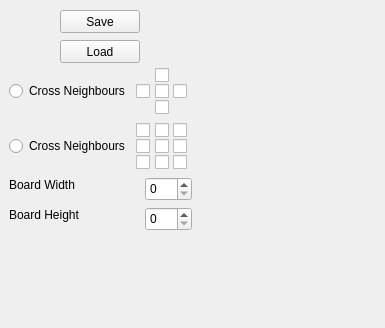
Before: the Qt Designer form ConfigWindow/tab_general.ui in Skwara/CA_Suite, drawn with Qt 5.
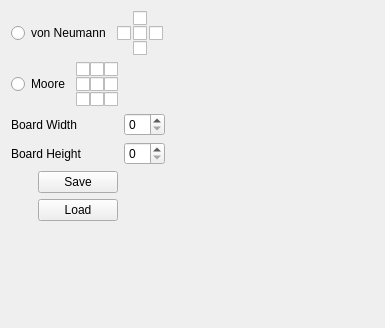
After: the same form once the commit is applied.

Commit message: Dodanie GeneralTab, poprawki StatesTab

Diff of the .ui file:
```diff
--- a/ConfigWindow/tab_general.ui
+++ b/ConfigWindow/tab_general.ui
@@ -13,20 +13,13 @@
   <property name="windowTitle">
    <string>Form</string>
   </property>
-  <widget class="QWidget" name="horizontalLayoutWidget">
-   <property name="geometry">
-    <rect>
-     <x>9</x>
-     <y>67</y>
-     <width>183</width>
-     <height>49</height>
-    </rect>
-   </property>
+  <layout class="QGridLayout" name="gridLayout_6">
+   <item row="0" column="0" colspan="3">
    <layout class="QHBoxLayout" name="horizontalLayout">
     <item>
      <widget class="QRadioButton" name="radioButton_cross">
       <property name="text">
-       <string>Cross Neighbours</string>
+        <string>von Neumann</string>
       </property>
      </widget>
     </item>
@@ -88,21 +81,13 @@
      </layout>
     </item>
    </layout>
-  </widget>
-  <widget class="QWidget" name="horizontalLayoutWidget_2">
-   <property name="geometry">
-    <rect>
-     <x>9</x>
-     <y>122</y>
-     <width>183</width>
-     <height>49</height>
-    </rect>
-   </property>
+   </item>
+   <item row="1" column="0" colspan="2">
    <layout class="QHBoxLayout" name="horizontalLayout_2">
     <item>
      <widget class="QRadioButton" name="radioButton_2">
       <property name="text">
-       <string>Cross Neighbours</string>
+        <string>Moore</string>
       </property>
      </widget>
     </item>
@@ -204,91 +189,80 @@
      </layout>
     </item>
    </layout>
-  </widget>
-  <widget class="QPushButton" name="pushButton">
-   <property name="geometry">
-    <rect>
-     <x>60</x>
-     <y>10</y>
-     <width>80</width>
-     <height>23</height>
-    </rect>
-   </property>
-   <property name="maximumSize">
+   </item>
+   <item row="1" column="3">
+    <spacer name="horizontalSpacer_2">
+     <property name="orientation">
+      <enum>Qt::Horizontal</enum>
+     </property>
+     <property name="sizeHint" stdset="0">
     <size>
-     <width>100</width>
-     <height>16777215</height>
-    </size>
-   </property>
-   <property name="text">
-    <string>Save</string>
-   </property>
-  </widget>
-  <widget class="QPushButton" name="pushButton_2">
-   <property name="geometry">
-    <rect>
-     <x>60</x>
-     <y>40</y>
-     <width>80</width>
-     <height>23</height>
-    </rect>
-   </property>
-   <property name="maximumSize">
-    <size>
-     <width>100</width>
-     <height>16777215</height>
-    </size>
-   </property>
-   <property name="text">
-    <string>Load</string>
-   </property>
-  </widget>
+       <width>40</width>
+       <height>20</height>
+      </size>
+     </property>
+    </spacer>
+   </item>
+   <item row="2" column="0" colspan="2">
   <widget class="QLabel" name="label">
-   <property name="geometry">
-    <rect>
-     <x>9</x>
-     <y>177</y>
-     <width>75</width>
-     <height>16</height>
-    </rect>
-   </property>
    <property name="text">
     <string>Board Width</string>
    </property>
   </widget>
+   </item>
+   <item row="2" column="2">
+    <widget class="QSpinBox" name="spinBox_boardWidth"/>
+   </item>
+   <item row="3" column="0" colspan="2">
   <widget class="QLabel" name="label_2">
-   <property name="geometry">
-    <rect>
-     <x>9</x>
-     <y>207</y>
-     <width>79</width>
-     <height>16</height>
-    </rect>
-   </property>
    <property name="text">
     <string>Board Height</string>
    </property>
   </widget>
-  <widget class="QSpinBox" name="spinBox_boardWidth">
-   <property name="geometry">
-    <rect>
-     <x>145</x>
-     <y>177</y>
-     <width>47</width>
-     <height>24</height>
-    </rect>
-   </property>
-  </widget>
-  <widget class="QSpinBox" name="spinBox_boardHeight">
-   <property name="geometry">
-    <rect>
-     <x>145</x>
-     <y>207</y>
-     <width>47</width>
-     <height>24</height>
-    </rect>
-   </property>
-  </widget>
+   </item>
+   <item row="3" column="2">
+    <widget class="QSpinBox" name="spinBox_boardHeight"/>
+   </item>
+   <item row="4" column="1">
+    <widget class="QPushButton" name="pushButton_save">
+     <property name="maximumSize">
+      <size>
+       <width>100</width>
+       <height>16777215</height>
+      </size>
+     </property>
+     <property name="text">
+      <string>Save</string>
+     </property>
+    </widget>
+   </item>
+   <item row="5" column="1">
+    <widget class="QPushButton" name="pushButton_load">
+     <property name="maximumSize">
+      <size>
+       <width>100</width>
+       <height>16777215</height>
+      </size>
+     </property>
+     <property name="text">
+      <string>Load</string>
+     </property>
+    </widget>
+   </item>
+   <item row="6" column="0">
+    <spacer name="verticalSpacer">
+     <property name="orientation">
+      <enum>Qt::Vertical</enum>
+     </property>
+     <property name="sizeHint" stdset="0">
+      <size>
+       <width>20</width>
+       <height>40</height>
+      </size>
+     </property>
+    </spacer>
+   </item>
+  </layout>
  </widget>
  <resources/>
  <connections/>
```
Left out of the diff: 4 changed lines with no effect on the pictures. Lines whose indentation alone changed are shown as unchanged. The commit also changes 9 other files.
